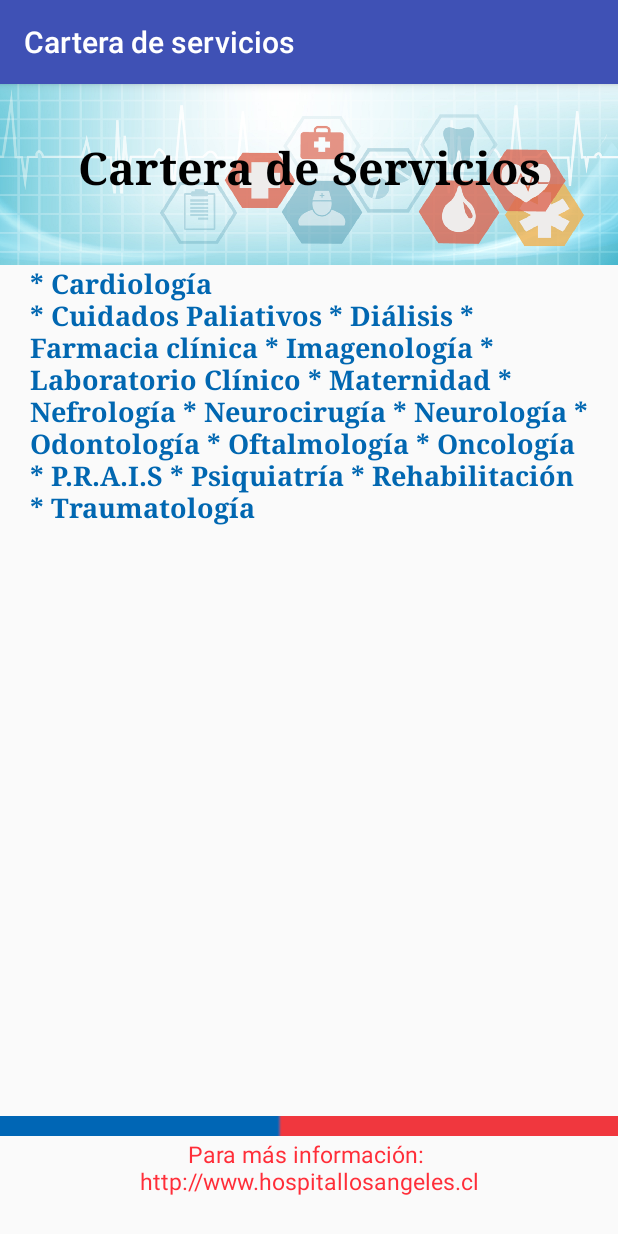
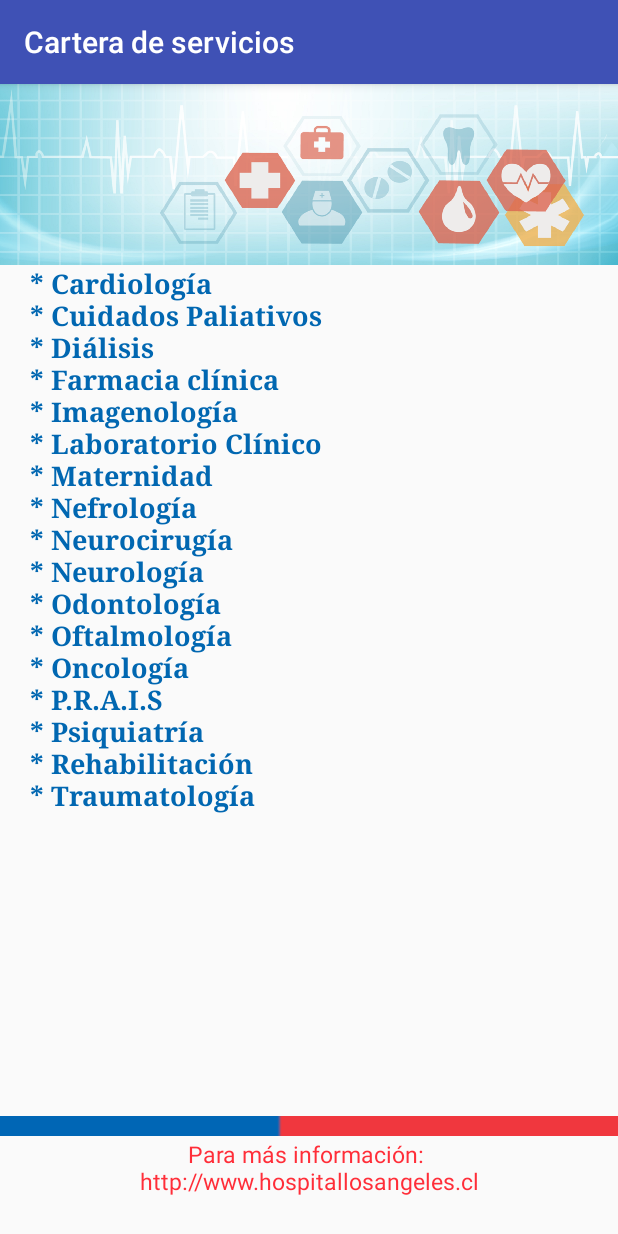
Before and after one commit to Bescalona/ServiciodeSaludBioBio, an Android app: the CServiciosActivity screen opened directly, with no data from a screen before it, on a phone screen of 412 x 824 dp. Run offline under Robolectric (Android 15) with nearby library versions, the phone set to English and light mode, and no system bars.

Commit message:
Detalles esteticos cartera de servicios

```diff
--- a/app/src/main/res/layout/activity_cservicios.xml
+++ b/app/src/main/res/layout/activity_cservicios.xml
@@ -14,7 +14,6 @@
         android:layout_width="match_parent"
         android:layout_height="0dp"
         android:layout_weight=".15"
-        android:text="\nCartera de Servicios"
         android:typeface="serif"
         android:textAlignment="center"
         android:textStyle="bold"
@@ -35,22 +34,7 @@
             android:layout_marginLeft="20dp"
             android:layout_marginRight="20dp"
             android:layout_weight=".92"
-            android:text="* Cardiología\n* Cuidados Paliativos
-* Diálisis
-* Farmacia clínica
-* Imagenología
-* Laboratorio Clínico
-* Maternidad
-* Nefrología
-* Neurocirugía
-* Neurología
-* Odontología
-* Oftalmología
-* Oncología
-* P.R.A.I.S
-* Psiquiatría
-* Rehabilitación
-* Traumatología"
+            android:text="* Cardiología\n* Cuidados Paliativos\n* Diálisis\n* Farmacia clínica\n* Imagenología\n* Laboratorio Clínico\n* Maternidad\n* Nefrología\n* Neurocirugía\n* Neurología\n* Odontología\n* Oftalmología\n* Oncología\n* P.R.A.I.S\n* Psiquiatría\n* Rehabilitación\n* Traumatología"
             android:typeface="serif"
             android:textStyle="bold"
             android:textColor="#0167B1"
```
